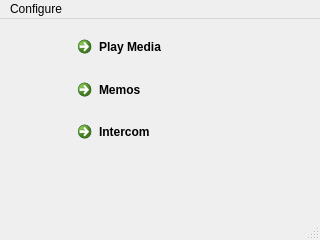
First picture: the form in gui/launcher/launcher.ui, repository cwoodruf/cmpt433-nap-time, before the edit.
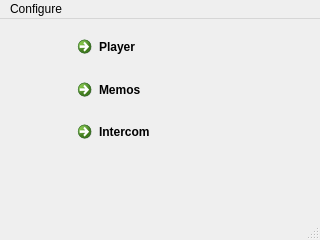
Second picture: the form after the edit.

The edit to the form file:
```diff
--- a/gui/launcher/launcher.ui
+++ b/gui/launcher/launcher.ui
@@ -27,7 +27,7 @@
      <item row="0" column="0">
       <widget class="QCommandLinkButton" name="btnPlayer">
        <property name="text">
-        <string>Play Media</string>
+        <string>Player</string>
        </property>
       </widget>
      </item>
```
Left out of the diff: 8 changed lines with no effect on the pictures.
